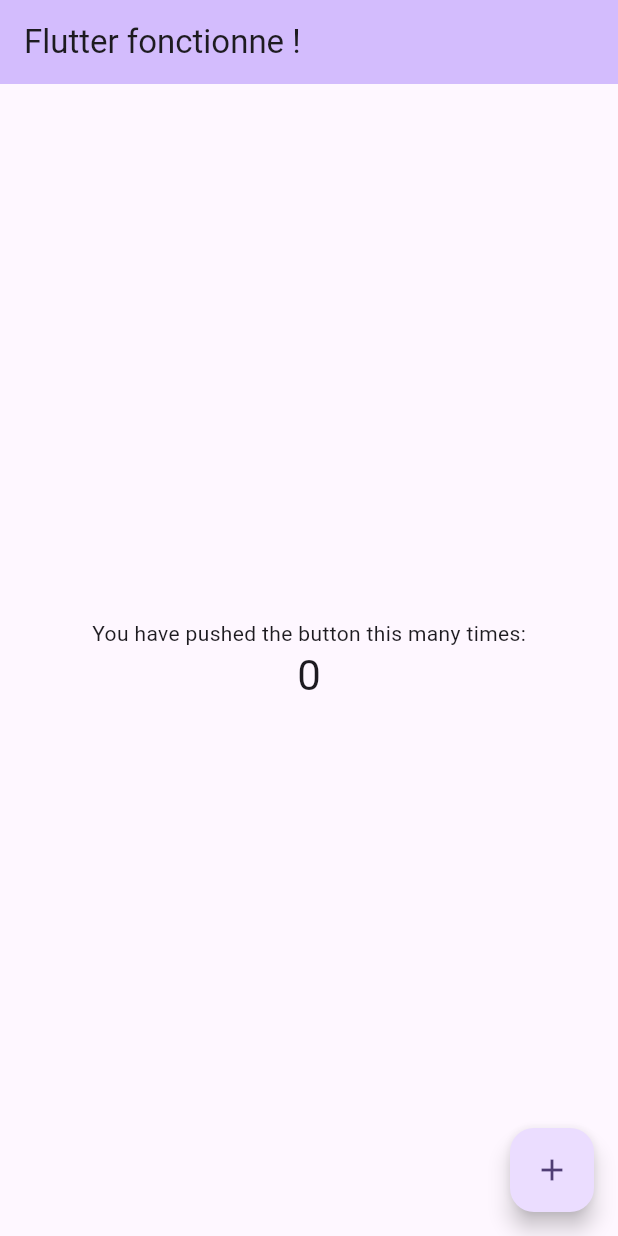
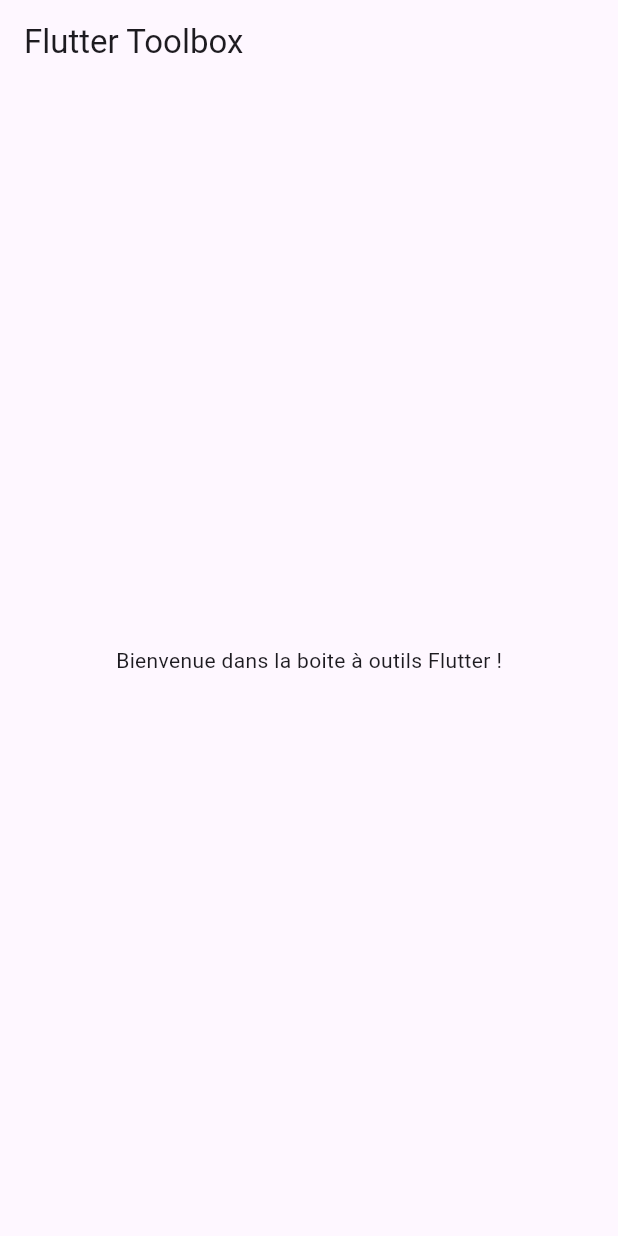
Before and after one commit to Epsilon-Ops/Flutter-Toolbox, a Flutter app: the screen it shows after launch, on a phone screen of 412 x 824 dp. Run offline on Flutter 3.47's test engine with Material 3 defaults, Android fonts, the phone set to English and light mode, and no system bars.

Commit message:
Debut de création de page d'acceuil Flutter

```diff
--- a/lib/main.dart
+++ b/lib/main.dart
@@ -1,4 +1,5 @@
 import 'package:flutter/material.dart';
+import 'screens/home_screen.dart';
 
 void main() {
   runApp(const MyApp());
@@ -30,7 +31,7 @@
         // tested with just a hot reload.
         colorScheme: .fromSeed(seedColor: Colors.deepPurple),
       ),
-      home: const MyHomePage(title: 'Flutter fonctionne !'),
+      home: const HomeScreen(),
     );
   }
 }
--- a/lib/screens/home_screen.dart
+++ b/lib/screens/home_screen.dart
@@ -0,0 +1,19 @@
+import 'package:flutter/material.dart';
+
+class HomeScreen extends StatelessWidget {
+  const HomeScreen({super.key});
+
+  @override
+  Widget build(BuildContext context){
+    return Scaffold(
+      appBar: AppBar(
+        title: const Text('Flutter Toolbox'),
+      ),
+      body: const Center(
+        child: Text(
+          'Bienvenue dans la boite à outils Flutter !',
+        ),
+      ),
+    );
+  }
+}
--- a/pubspec.yaml
+++ b/pubspec.yaml
@@ -1,4 +1,4 @@
-name: flutter_calculatrix
+name: flutter_toolbox_app
 description: "A new Flutter project."
 # The following line prevents the package from being accidentally published to
 # pub.dev using `flutter pub publish`. This is preferred for private packages.
```
Also changed, not shown: lib/widgets/toolbox_card.dart (added, +23 -0 lines), module_ideas.txt (+12 -0 lines), lib/features/budget/budget_screen.dart (added), lib/features/calculator/calculator_screen.dart (added), lib/features/notes/widgets/notes_screen.dart (added), 17 other files.
